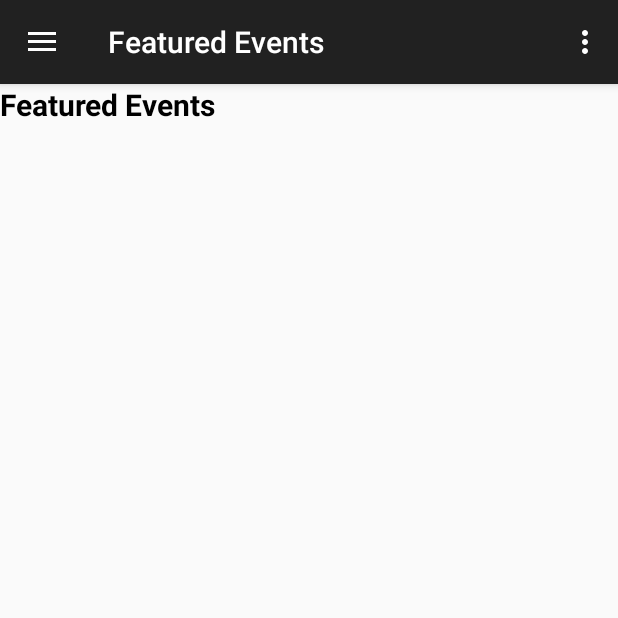
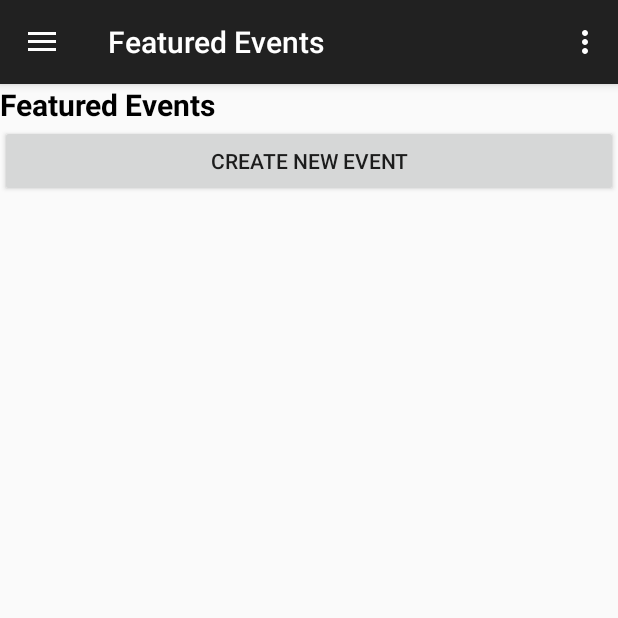
Before and after one commit to Coolest101Group/UCSDBulletinBoard, an Android app: the screen it shows after launch (MainActivity), on a phone screen of 412 x 824 dp, the top half of it. Run offline under Robolectric (Android 15) with nearby library versions, the phone set to English and light mode, and no system bars; libraries missing offline, so code that uses them is left out: com.firebase.client; 2 statements that could not run were skipped.

Commit message:
updated create event buttons in each fragment for transition to create event page

```diff
--- a/app/src/main/java/com/apress/gerber/ucsdbulletinboard/fragments/FeaturedEvents.java
+++ b/app/src/main/java/com/apress/gerber/ucsdbulletinboard/fragments/FeaturedEvents.java
@@ -1,12 +1,15 @@
 package com.apress.gerber.ucsdbulletinboard.fragments;
 
+import android.content.Intent;
 import android.os.Bundle;
 import android.support.annotation.Nullable;
 import android.support.v4.app.Fragment;
 import android.view.LayoutInflater;
 import android.view.View;
 import android.view.ViewGroup;
+import android.widget.Button;
 
+import com.apress.gerber.ucsdbulletinboard.CreateEvent;
 import com.apress.gerber.ucsdbulletinboard.R;
 
 /**
@@ -18,6 +21,16 @@ public class FeaturedEvents extends Fragment {
     public View onCreateView(LayoutInflater inflater, ViewGroup container, Bundle savedInstanceState) {
 
         View mV = inflater.inflate(R.layout.fragment_featuredevents, container, false);
+
+        Button createEvent = (Button) mV.findViewById(R.id.create_event_page_button);
+        createEvent.setOnClickListener(new View.OnClickListener() {
+            @Override
+            public void onClick(View v) {
+                Intent intent = new Intent(getActivity(), CreateEvent.class);
+                startActivity(intent);
+            }
+        });
+
         return mV;
     }
 }
--- a/app/src/main/res/layout/fragment_featuredevents.xml
+++ b/app/src/main/res/layout/fragment_featuredevents.xml
@@ -1,7 +1,8 @@
 <?xml version="1.0" encoding="utf-8"?>
 <LinearLayout xmlns:android="http://schemas.android.com/apk/res/android"
-              android:layout_width="match_parent"
-              android:layout_height="match_parent">
+    android:layout_width="match_parent"
+    android:layout_height="match_parent"
+    android:orientation="vertical">
 
     <TextView
         android:layout_width="wrap_content"
@@ -12,6 +13,10 @@
         android:textStyle="bold"
         android:id="@+id/textView"/>
 
-
+    <Button
+        android:id="@+id/create_event_page_button"
+        android:text="@string/create_new_event"
+        android:layout_width="fill_parent"
+        android:layout_height="wrap_content" />
 
 </LinearLayout>
--- a/app/src/main/res/values/strings.xml
+++ b/app/src/main/res/values/strings.xml
@@ -9,4 +9,5 @@
     <string name="drawer_opened">Drawer Opened</string>
     <string name="drawer_closed">Drawer Closed</string>
     <string name="title_activity_create_account">CreateAccountAct</string>
+    <string name="create_new_event">Create New Event</string>
 </resources>
```
Also changed, not shown: app/src/main/java/com/apress/gerber/ucsdbulletinboard/fragments/ArtsCultureAndMore.java (+16 -0 lines), app/src/main/java/com/apress/gerber/ucsdbulletinboard/fragments/CommunityInvolve.java (+13 -0 lines), app/src/main/java/com/apress/gerber/ucsdbulletinboard/fragments/FitnessAndWellBeing.java (+13 -0 lines), app/src/main/java/com/apress/gerber/ucsdbulletinboard/fragments/SeminarInfoSession.java (+13 -0 lines), app/src/main/java/com/apress/gerber/ucsdbulletinboard/fragments/WeekendEvents.java (+13 -0 lines), app/src/main/res/layout/fragment_artscultureandmore.xml (+9 -3 lines), app/src/main/res/layout/fragment_communityinvolve.xml (+9 -2 lines), app/src/main/res/layout/fragment_fitnessandwellbeing.xml (+9 -2 lines), app/src/main/res/layout/fragment_seminarinfosession.xml (+9 -2 lines), app/src/main/res/layout/fragment_weekendevents.xml (+9 -2 lines).
